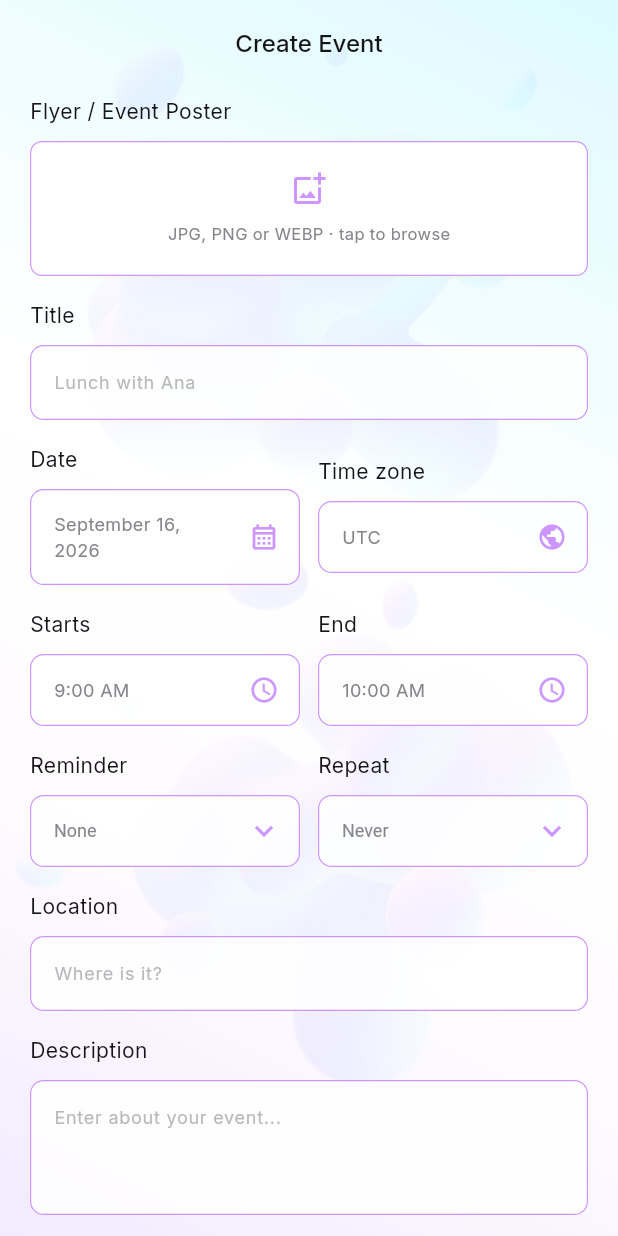
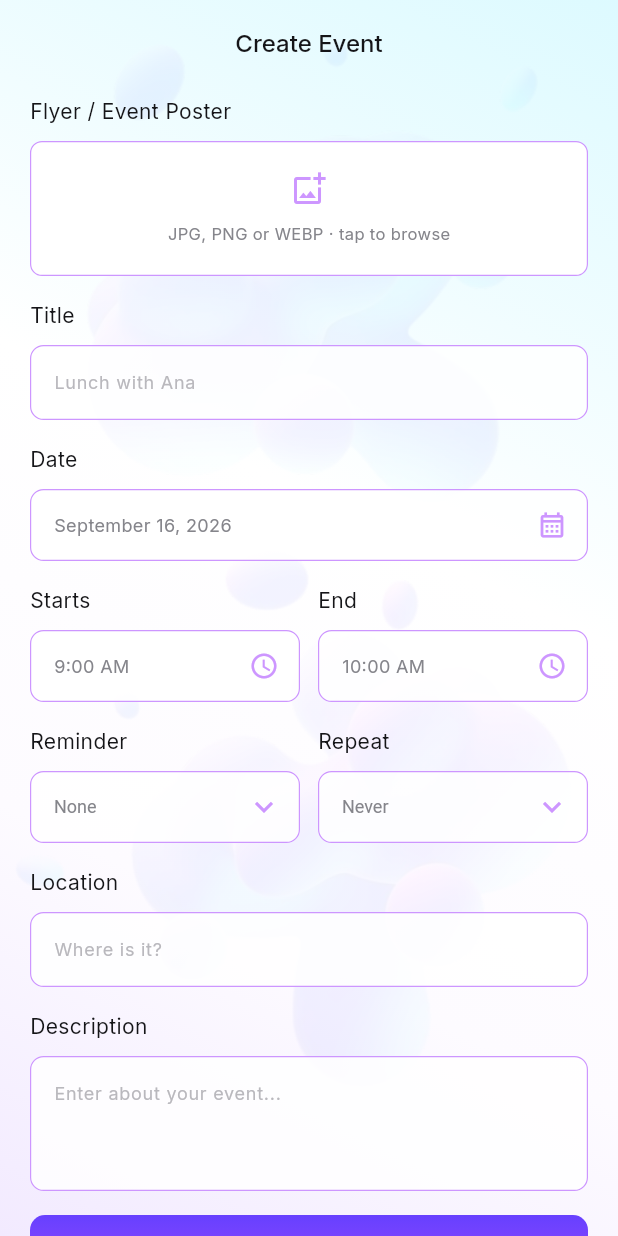
Before and after one commit to FSDTeam-SAA/compcri_flutter, a Flutter app: the EventForm widget shown alone on an empty page, opened directly, on a phone screen of 412 x 824 dp. Run offline on Flutter 3.47's test engine with Material 3 defaults, Android fonts, the phone set to English and light mode, and no system bars; our stand-ins replace audioplayers, flutter_timezone, image_picker, shared_preferences; missing offline and left inert: record; accounts and stored records are empty; network calls fail.

Commit message:
Follow the phone's time zone and drop the picker from the event form
Events are stored against the calendar's zone and nothing in the app let
anyone change it, so a calendar created in the wrong zone kept scheduling
there. Adopt the device zone whenever it differs, on every profile load.

The event form's time zone field was read-only and only ever toasted
"change it in calendar settings", a screen that does not exist. With the
zone now maintained automatically it is removed: an unchangeable field
only invited doubt about which zone an event was saved in.

Requested by the client alongside the QA report.

Co-Authored-By: Claude Opus 5 <noreply@anthropic.com>

```diff
--- a/lib/features/events.dart
+++ b/lib/features/events.dart
@@ -495,7 +495,6 @@ class _EventFormState extends State<EventForm> {
 
   @override
   Widget build(BuildContext context) {
-    final store = StoreScope.of(context);
     final hasPoster =
         !posterCleared && (posterUrl != null || posterMediaId != null);
     return PageFrame(
@@ -576,10 +575,10 @@ class _EventFormState extends State<EventForm> {
               validator: (v) =>
                   v == null || v.trim().isEmpty ? 'Enter an event title' : null,
             ),
-            Row(
-              children: [
-                Expanded(
-                  child: picker(
+            // No time zone picker: the calendar follows the phone's zone
+            // automatically, so offering a field nobody could change only
+            // invited doubt about which zone an event was saved in.
+            picker(
               'Date',
               formatDay(date),
               Icons.calendar_month_outlined,
@@ -592,21 +591,6 @@ class _EventFormState extends State<EventForm> {
                 );
                 if (picked != null) _changeTime(() => date = picked);
               },
-                  ),
-                ),
-                const SizedBox(width: 12),
-                Expanded(
-                  child: picker(
-                    'Time zone',
-                    store.calendar?.timeZone ?? DeviceTimeZone.current,
-                    Icons.public,
-                    () => toast(
-                      context,
-                      'Events use your calendar time zone. Change it in calendar settings.',
-                    ),
-                  ),
-                ),
-              ],
             ),
             Row(
               children: [
```
Also changed, not shown: lib/core/store.dart (+23 -0 lines). Lines whose indentation alone changed are shown as unchanged.
